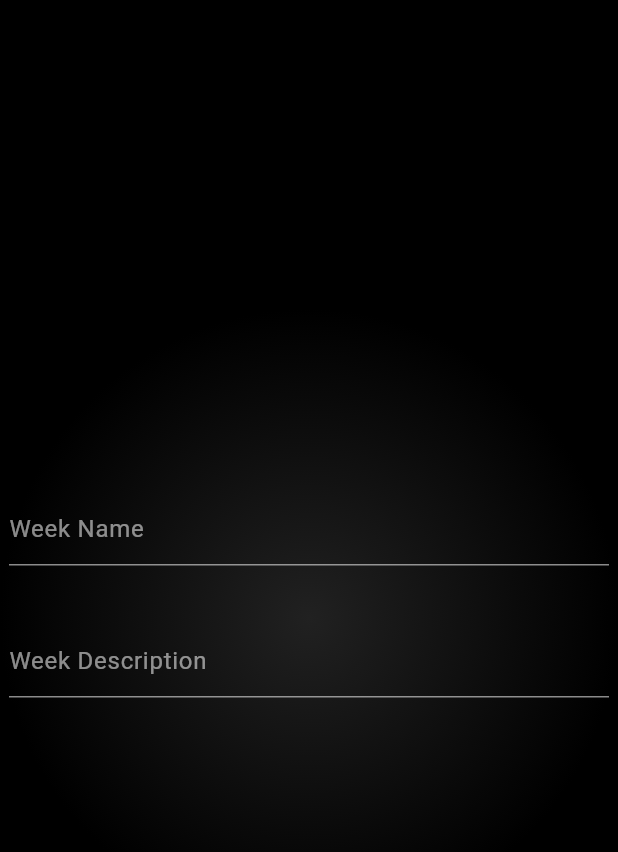
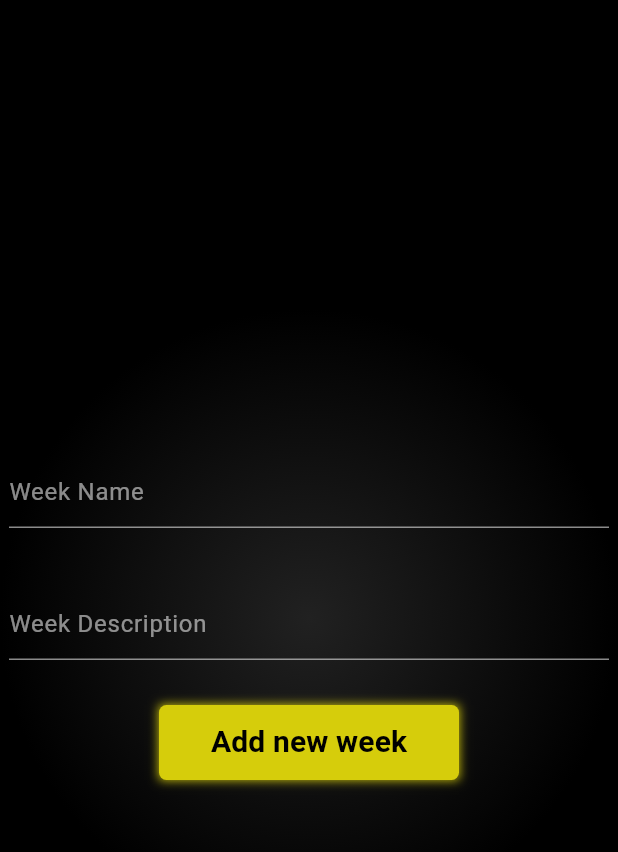
Before and after one commit to Tomasdelpinorep/BeElite, a Flutter app: the CoachAddWeekScreen screen opened directly with empty values, on a phone screen of 412 x 824 dp. Shown: the top 852 px of the screen. Run offline on Flutter 3.47's test engine with Material 3 defaults, Android fonts, the phone set to English and light mode, and no system bars; our stand-ins replace bloc, flutter_bloc, shared_preferences, url_strategy; accounts and stored records are empty; network calls fail.

Commit message:
working on save new week functionality

```diff
--- a/frontend/be_elite/lib/ui/coach/coach_add_week_screen.dart
+++ b/frontend/be_elite/lib/ui/coach/coach_add_week_screen.dart
@@ -1,8 +1,10 @@
 import 'package:be_elite/bloc/week/week_bloc.dart';
-import 'package:be_elite/models/Week/content.dart';
+import 'package:be_elite/models/Week/post_week_dto.dart';
+
 import 'package:be_elite/models/Week/week_dto.dart';
 import 'package:be_elite/repositories/coach/coach_repository.dart';
 import 'package:be_elite/repositories/coach/coach_repository_impl.dart';
+import 'package:be_elite/styles/app_colors.dart';
 import 'package:be_elite/widgets/_weekDescriptionField.dart';
 import 'package:flutter/material.dart';
 import 'package:flutter_bloc/flutter_bloc.dart';
@@ -25,6 +27,7 @@ class _CoachAddWeekScreenState extends State<CoachAddWeekScreen> {
   List<String> _suggestions = [];
   late CoachRepository coachRepository;
   late WeekBloc _weekBloc;
+  late String weekDescriptionValue;
 
   @override
   void initState() {
@@ -88,9 +91,12 @@ class _CoachAddWeekScreenState extends State<CoachAddWeekScreen> {
                     children: [
                   _weekNameField(),
                   const SizedBox(height: 30),
-                  WeekDescriptionField(weekNameTextController: weekNameTextController, weekPage: widget.weeksPage),
+                  WeekDescriptionField(
+                      weekNameTextController: weekNameTextController,
+                      weekPage: widget.weeksPage,
+                      handleWeekDescriptionChanged: handleWeekDescriptionChanged),
                   const SizedBox(height: 30),
-                  // _saveButton(),
+                  _saveButton(),
                 ])),
           ],
         ));
@@ -158,73 +164,29 @@ class _CoachAddWeekScreenState extends State<CoachAddWeekScreen> {
     );
   }
 
-  Widget _weekDescriptionField() {
-    String? weekDescription;
-    weekNameTextController.addListener(() {
-      String currentWeekName = weekNameTextController.text;
-
-      Content? matchingWeek = widget.weeksPage.content?.firstWhere(
-        (week) => week.weekName == currentWeekName,
-      );
-        weekDescription = matchingWeek?.description;
-        print(weekDescription);
-    });
-
-    return SizedBox(
-      width: 400,
-      child: TextFormField(
-        controller: weekDescriptionTextController,
-        initialValue: weekDescription,
-        style: const TextStyle(color: Colors.white),
-        decoration: InputDecoration(
-          hintText:
-              weekDescription == null ? 'Week Description' : weekDescription!,
-          hintStyle: const TextStyle(color: Colors.white54),
-          enabledBorder: const UnderlineInputBorder(
-            borderSide: BorderSide(color: Colors.white54),
-          ),
-          focusedBorder: const UnderlineInputBorder(
-            borderSide: BorderSide(color: Colors.white),
-          ),
+  Widget _saveButton() {
+    return Container(
+      decoration: const BoxDecoration(
+          boxShadow: [BoxShadow(color: Color(0xFFD6CD0B), blurRadius: 5)]),
+      child: FilledButton(
+        onPressed: () {
+          if (formKey.currentState!.validate()) {
+            _weekBloc.add(SaveNewWeekEvent(PostWeekDto(createdAt: DateTime.now().toString(), weekName: weekNameTextController.text, description: weekDescriptionValue )));
+          }
+        },
+        style: ElevatedButton.styleFrom(
+            backgroundColor: AppColors.mainYellow,
+            fixedSize: const Size(200, 50),
+            shape: const RoundedRectangleBorder(
+                borderRadius: BorderRadius.all(Radius.elliptical(5, 5)))),
+        child: const Text(
+          "Add new week",
+          style: TextStyle(
+              color: Colors.black, fontWeight: FontWeight.bold, fontSize: 20),
         ),
-        validator: (value) {
-          if (value == null || value.isEmpty) {
-            return 'Week description cannot be empty.';
-          }
-          return null;
-        },
-        onChanged: (value) {
-          // Handle onChanged if needed
-        },
       ),
     );
   }
-
-  // Widget _saveButton() {
-  //   return Container(
-  //     decoration: const BoxDecoration(
-  //         boxShadow: [BoxShadow(color: Color(0xFFD6CD0B), blurRadius: 5)]),
-  //     child: FilledButton(
-  //       onPressed: () {
-  //         if (formKey.currentState!.validate()) {
-  //           _loginBloc.add(DoLoginEvent(
-  //               password: passwordTextController.text,
-  //               username: usernameTextController.text));
-  //         }
-  //       },
-  //       style: ElevatedButton.styleFrom(
-  //           backgroundColor: AppColors.mainYellow,
-  //           fixedSize: const Size(150, 50),
-  //           shape: const RoundedRectangleBorder(
-  //               borderRadius: BorderRadius.all(Radius.elliptical(5, 5)))),
-  //       child: const Text(
-  //         "Login",
-  //         style: TextStyle(
-  //             color: Colors.black, fontWeight: FontWeight.bold, fontSize: 20),
-  //       ),
-  //     ),
-  //   );
-  // }
 
   Set<String> extractWeekNames(dynamic content) {
     Set<String> weekNames = {};
@@ -238,4 +200,10 @@ class _CoachAddWeekScreenState extends State<CoachAddWeekScreen> {
     }
     return weekNames;
   }
+
+  void handleWeekDescriptionChanged(String? weekDescription) {
+    weekDescription != null ?
+    weekDescriptionValue = weekDescription :
+    weekDescriptionValue = "";
+  }
 }
--- a/frontend/be_elite/lib/widgets/_weekDescriptionField.dart
+++ b/frontend/be_elite/lib/widgets/_weekDescriptionField.dart
@@ -5,7 +5,8 @@ import 'package:flutter/material.dart';
 class WeekDescriptionField extends StatefulWidget {
   final TextEditingController weekNameTextController;
   final WeekDto weekPage;
-  const WeekDescriptionField({super.key, required this.weekNameTextController, required this.weekPage});
+  final Function handleWeekDescriptionChanged;
+  const WeekDescriptionField({super.key, required this.weekNameTextController, required this.weekPage, required this.handleWeekDescriptionChanged});
 
   @override
   State<WeekDescriptionField> createState() => _WeekDescriptionFieldState();
@@ -40,6 +41,7 @@ class _WeekDescriptionFieldState extends State<WeekDescriptionField> {
         weekDescription = 'Week description';
       }
       weekDescription = matchingWeek?.description;
+      widget.handleWeekDescriptionChanged(weekDescription);
     });
   }
 
```
